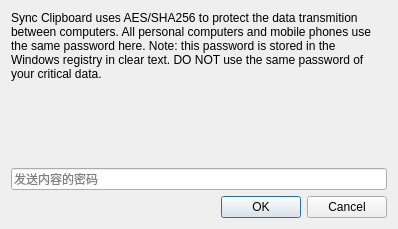
Old version of the form password.ui in the repository hgoldfish/lafdup.
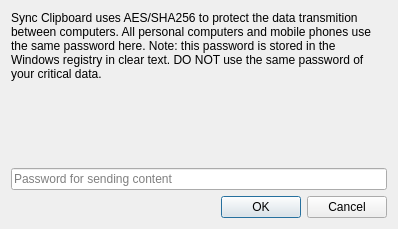
New version of the form.

```diff
--- a/password.ui
+++ b/password.ui
@@ -39,7 +39,7 @@
       <enum>QLineEdit::PasswordEchoOnEdit</enum>
      </property>
      <property name="placeholderText">
-      <string>发送内容的密码</string>
+      <string>Password for sending content</string>
      </property>
     </widget>
    </item>
```
